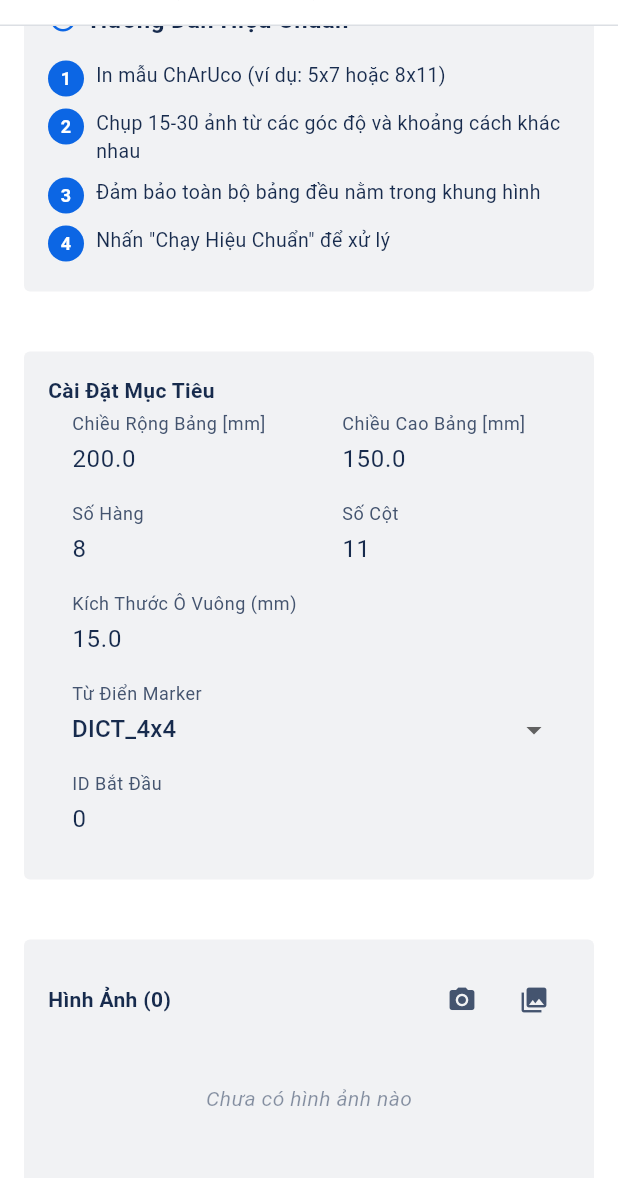
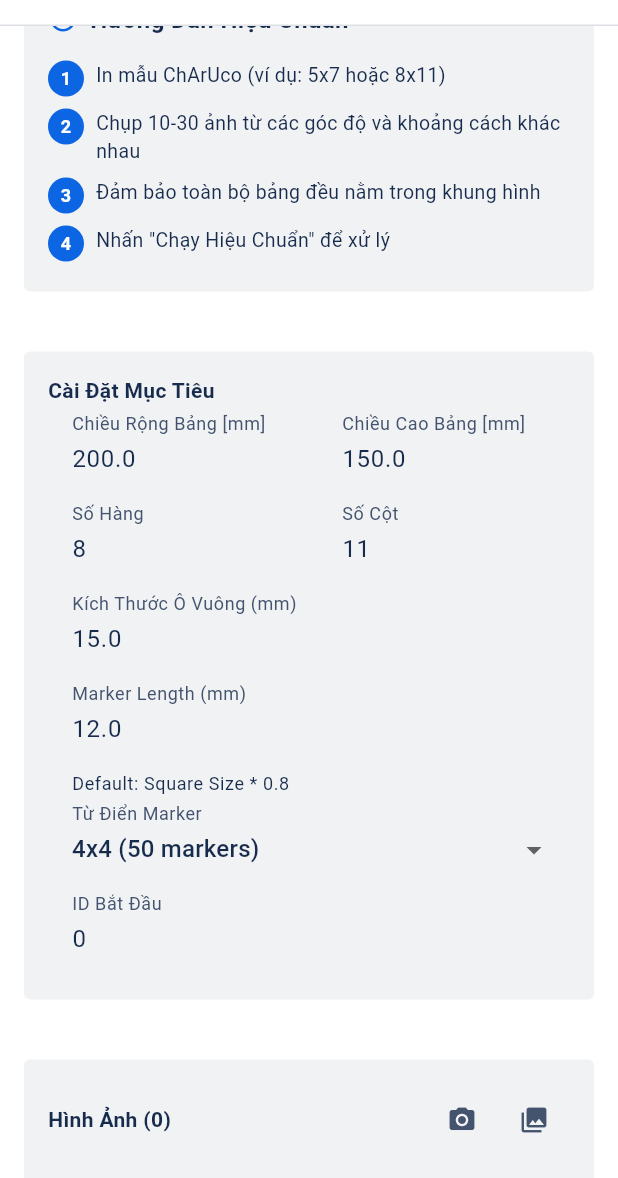
Before and after one commit to trungbuidesu/size-estimation, a Flutter app: the CalibrationScreen screen opened by its route, scrolled down 576 dp, on a phone screen of 412 x 824 dp, the part 58-1236 px from its top. Run offline on Flutter 3.47's test engine with Material 3 defaults, Android fonts, the phone set to English and light mode, and no system bars; our stand-ins replace camera, go_router, image_picker, permission_handler, sensors_plus and 1 more; missing offline and left inert: dart:ffi; accounts and stored records are empty.

Commit message:
Update UI

```diff
--- a/size_estimation/lib/constants/translate.dart
+++ b/size_estimation/lib/constants/translate.dart
@@ -66,7 +66,7 @@ class AppStrings {
   static const String calibrationGuideTitle = 'Hướng Dẫn Hiệu Chuẩn';
   static const String step1 = 'In mẫu ChArUco (ví dụ: 5x7 hoặc 8x11)';
   static const String step2 =
-      'Chụp 15-30 ảnh từ các góc độ và khoảng cách khác nhau';
+      'Chụp 10-30 ảnh từ các góc độ và khoảng cách khác nhau';
   static const String step3 = 'Đảm bảo toàn bộ bảng đều nằm trong khung hình';
   static const String step4 = 'Nhấn "Chạy Hiệu Chuẩn" để xử lý';
 
--- a/size_estimation/lib/views/calibration_screen/calibration_screen.dart
+++ b/size_estimation/lib/views/calibration_screen/calibration_screen.dart
@@ -30,11 +30,12 @@ class _CalibrationScreenState extends State<CalibrationScreen> {
   int _boardWidth = 11; // Columns
   int _boardHeight = 8; // Rows
   double _squareSize = 15.0; // Checker Width (mm)
+  double? _markerLength; // Marker Length (mm)
 
   // Other image fields
   double _boardWidthMm = 200.0;
   double _boardHeightMm = 150.0;
-  String _dictionaryId = 'DICT_4x4';
+  String _dictionaryId = 'DICT_4x4_50';
   int _startId = 0;
 
   Future<void> _pickImages() async {
@@ -101,8 +102,8 @@ class _CalibrationScreenState extends State<CalibrationScreen> {
         'boardWidth': _boardWidth, // Columns
         'boardHeight': _boardHeight, // Rows
         'squareSize': _squareSize, // Checker Width
-        'markerLength':
-            _squareSize * 0.8, // Estimate marker length (0.8 is common)
+        'markerLength': _markerLength ??
+            (_squareSize * 0.8), // Estimate marker length (0.8 is common)
         'boardWidthMm': _boardWidthMm,
         'boardHeightMm': _boardHeightMm,
         'dictionaryId': _dictionaryId,
@@ -394,17 +395,52 @@ class _CalibrationScreenState extends State<CalibrationScreen> {
               onChanged: (v) => _squareSize = double.tryParse(v) ?? 25.0,
             ),
             const SizedBox(height: 12),
+            TextField(
+              decoration: const InputDecoration(
+                labelText: 'Marker Length (mm)',
+                border: OutlineInputBorder(),
+                isDense: true,
+                helperText: 'Default: Square Size * 0.8',
+              ),
+              keyboardType: TextInputType.number,
+              controller: TextEditingController(
+                  text: _markerLength?.toString() ??
+                      (_squareSize * 0.8).toString()),
+              onChanged: (v) => _markerLength = double.tryParse(v),
+            ),
+            const SizedBox(height: 12),
             DropdownButtonFormField<String>(
-              value: 'DICT_4x4',
+              value: _dictionaryId.startsWith('DICT')
+                  ? _dictionaryId
+                  : 'DICT_4x4_50',
               decoration: const InputDecoration(
                 labelText: AppStrings.dictLabel,
                 border: OutlineInputBorder(),
                 isDense: true,
               ),
               items: const [
-                DropdownMenuItem(value: 'DICT_4x4', child: Text('DICT_4x4')),
-                DropdownMenuItem(value: 'DICT_5x5', child: Text('DICT_5x5')),
-                DropdownMenuItem(value: 'DICT_6x6', child: Text('DICT_6x6')),
+                DropdownMenuItem(
+                    value: 'DICT_4x4_50', child: Text('4x4 (50 markers)')),
+                DropdownMenuItem(
+                    value: 'DICT_4x4_100', child: Text('4x4 (100 markers)')),
+                DropdownMenuItem(
+                    value: 'DICT_4x4_250', child: Text('4x4 (250 markers)')),
+                DropdownMenuItem(
+                    value: 'DICT_4x4_1000', child: Text('4x4 (1000 markers)')),
+                DropdownMenuItem(
+                    value: 'DICT_5x5_50', child: Text('5x5 (50 markers)')),
+                DropdownMenuItem(
+                    value: 'DICT_5x5_100', child: Text('5x5 (100 markers)')),
+                DropdownMenuItem(
+                    value: 'DICT_5x5_250', child: Text('5x5 (250 markers)')),
+                DropdownMenuItem(
+                    value: 'DICT_5x5_1000', child: Text('5x5 (1000 markers)')),
+                DropdownMenuItem(
+                    value: 'DICT_6x6_50', child: Text('6x6 (50 markers)')),
+                DropdownMenuItem(
+                    value: 'DICT_6x6_100', child: Text('6x6 (100 markers)')),
+                DropdownMenuItem(
+                    value: 'DICT_6x6_250', child: Text('6x6 (250 markers)')),
               ],
               onChanged: (v) {
                 if (v != null) setState(() => _dictionaryId = v);
@@ -418,7 +454,7 @@ class _CalibrationScreenState extends State<CalibrationScreen> {
                 isDense: true,
               ),
               keyboardType: TextInputType.number,
-              controller: TextEditingController(text: "0"),
+              controller: TextEditingController(text: _startId.toString()),
               onChanged: (v) => _startId = int.tryParse(v) ?? 0,
             ),
           ],
```
Also changed, not shown: size_estimation/lib/views/calibration_screen/multi_capture_camera_screen.dart (+25 -2 lines), size_estimation/native_src/CMakeLists.txt (+5 -2 lines), 4 other files.
